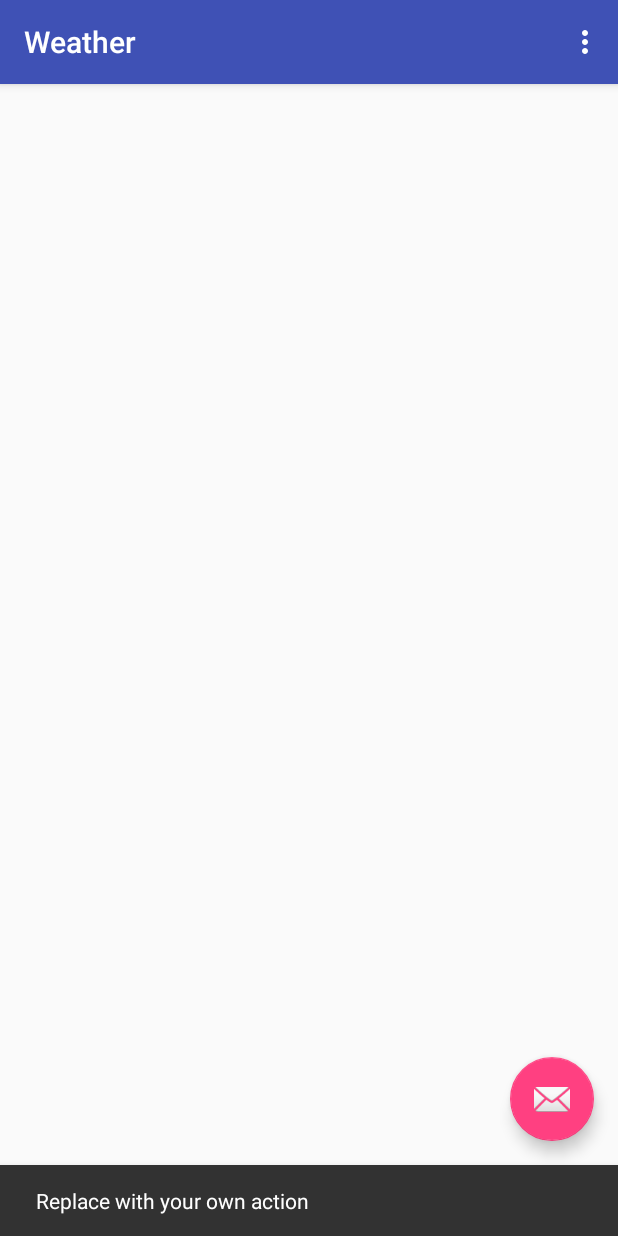
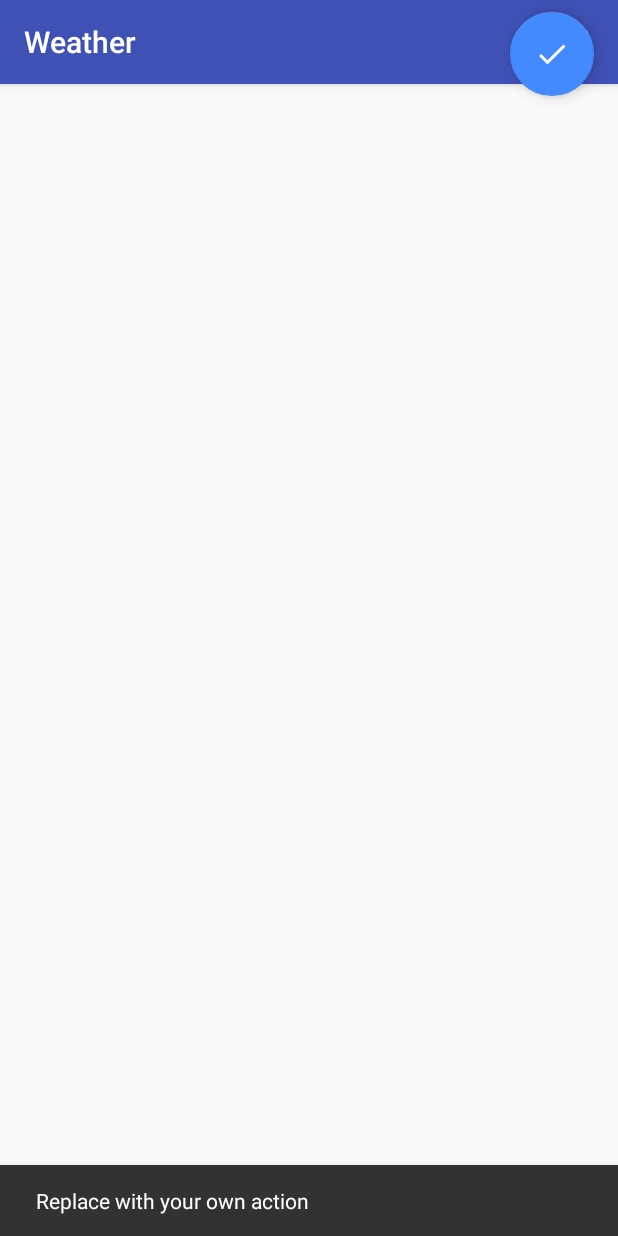
Before and after one commit to LawrenceELee/Weather, an Android app: the screen it shows after launch (MainActivity), after a tap on an icon or button, on a phone screen of 412 x 824 dp. Run offline under Robolectric (Android 15) with nearby library versions, the phone set to English and light mode, and no system bars.

Commit message:
Updated strings, colors, drawable, resource and activity_main layout files.

```diff
--- /dev/null
+++ b/app/src/main/res/drawable/ic_done_24dp.xml
@@ -0,0 +1,9 @@
+<vector xmlns:android="http://schemas.android.com/apk/res/android"
+        android:width="24dp"
+        android:height="24dp"
+        android:viewportWidth="24.0"
+        android:viewportHeight="24.0">
+    <path
+        android:fillColor="@android:color/white"
+        android:pathData="M9,16.17L4.83,12l-1.42,1.41L9,19 21,7l-1.41,-1.41z"/>
+</vector>
--- a/app/src/main/res/layout/activity_main.xml
+++ b/app/src/main/res/layout/activity_main.xml
@@ -6,7 +6,8 @@
     android:layout_width="match_parent"
     android:layout_height="match_parent"
     android:fitsSystemWindows="true"
-    tools:context="com.example.lawrence.weather.MainActivity">
+    tools:context=".MainActivity"
+    android:id="@+id/coordinatorLayout" >
 
     <android.support.design.widget.AppBarLayout
         android:layout_width="match_parent"
@@ -18,6 +19,7 @@
             android:layout_width="match_parent"
             android:layout_height="?attr/actionBarSize"
             android:background="?attr/colorPrimary"
+            android:theme="@style/AppTheme.AppBarOverlay"
             app:popupTheme="@style/AppTheme.PopupOverlay"/>
 
     </android.support.design.widget.AppBarLayout>
@@ -28,8 +30,11 @@
         android:id="@+id/fab"
         android:layout_width="wrap_content"
         android:layout_height="wrap_content"
-        android:layout_gravity="bottom|end"
-        android:layout_margin="@dimen/fab_margin"
-        android:src="@android:drawable/ic_dialog_email"/>
+        android:layout_gravity="top|end"
+        android:layout_marginTop="@dimen/fab_margin_top"
+        android:layout_marginEnd="@dimen/fab_margin"
+        android:layout_marginBottom="@dimen/fab_margin"
+        android:layout_marginStart="@dimen/fab_margin"
+        android:src="@drawable/ic_done_24dp"/>
 
 </android.support.design.widget.CoordinatorLayout>
--- a/app/src/main/res/values/colors.xml
+++ b/app/src/main/res/values/colors.xml
@@ -2,5 +2,5 @@
 <resources>
     <color name="colorPrimary">#3F51B5</color>
     <color name="colorPrimaryDark">#303F9F</color>
-    <color name="colorAccent">#FF4081</color>
+    <color name="colorAccent">#448AFF</color>
 </resources>
--- a/app/src/main/res/values/strings.xml
+++ b/app/src/main/res/values/strings.xml
@@ -6,7 +6,7 @@
     <string name="low_temp">Low: %s</string>
     <string name="day_description">%1$s: %2$s</string>
     <string name="humidity">Humidity: %s</string>
-    <string name="hint_text">Enter city (e.g, Boston, MA, US)</string>
+    <string name="hint_text">Enter city (e.g, New York, NY, US)</string>
     <string name="read_error">Unable to read weather data</string>
     <string name="connect_error">Unable to connect to OpenWeatherMap.org</string>
 </resources>
```
